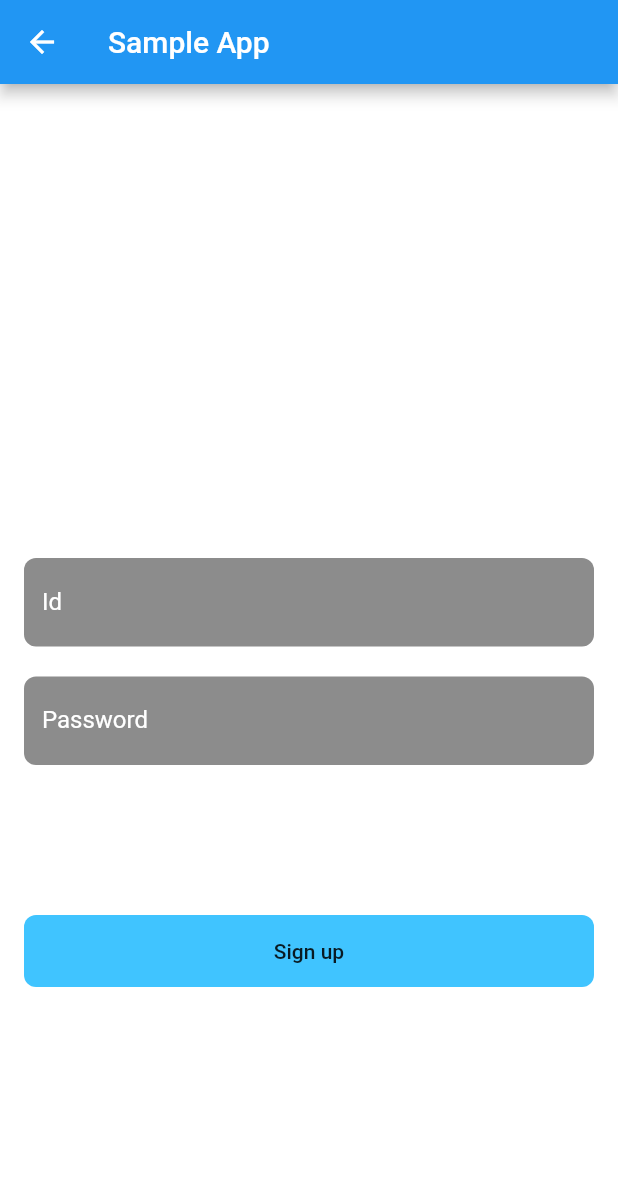
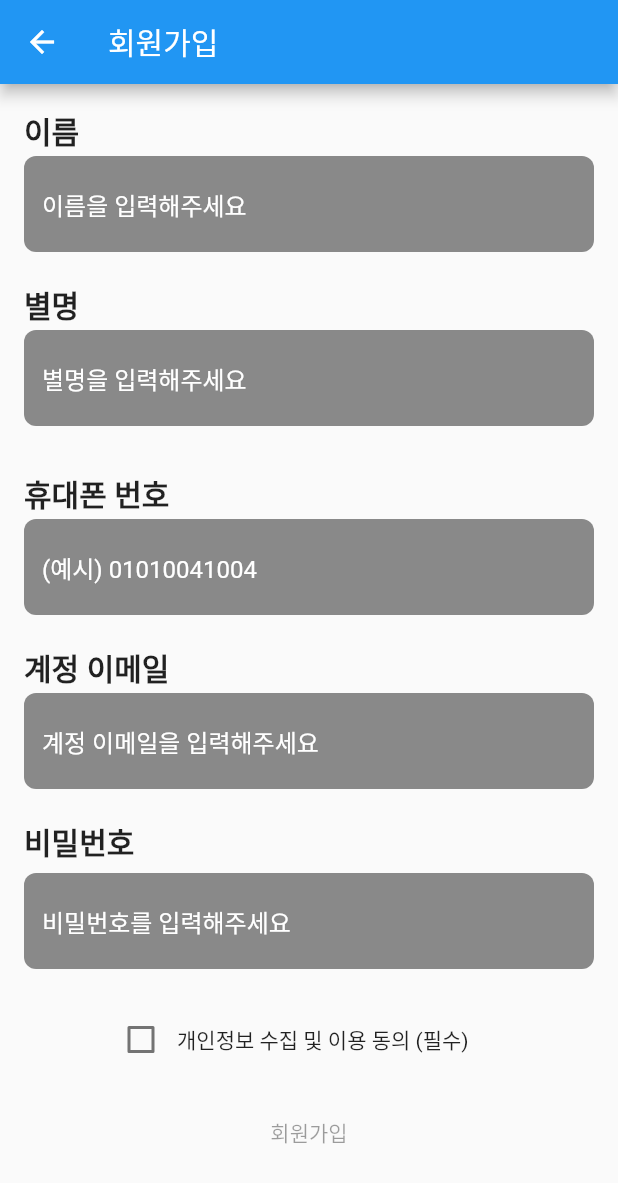
Before and after one commit to Seung-hwan285/Flutter-AR, a Flutter app: the screen it shows after launch, after a tap on "Register", on a phone screen of 412 x 824 dp. Shown: the top 1183 px of the screen. Run offline on Flutter 3.47's test engine with Material 2 defaults, Android fonts, the phone set to English and light mode, and no system bars.

Commit message:
회원가입UI

```diff
--- /dev/null
+++ b/lib/create_page.dart
@@ -0,0 +1,168 @@
+import 'package:flutter/cupertino.dart';
+import 'package:flutter/material.dart';
+
+class CreatePage extends StatefulWidget {
+  const CreatePage({Key? key}) : super(key: key);
+
+  @override
+  State<CreatePage> createState() => _CreatePageState();
+}
+
+class _CreatePageState extends State<CreatePage> {
+  final formKey = GlobalKey<FormState>();
+  bool isChecked = false;
+  bool isButtonActive = true;
+  late TextEditingController controller;
+
+  OutlineInputBorder _border = OutlineInputBorder(
+      borderRadius: BorderRadius.circular(8),
+      borderSide: BorderSide(
+          color: Colors.transparent, width: 0));
+
+  TextEditingController _nameController = TextEditingController();
+  TextEditingController _phoneNumberController = TextEditingController();
+  TextEditingController _emailController = TextEditingController();
+  TextEditingController _passwordController = TextEditingController();
+  TextEditingController _nicknameController = TextEditingController();
+
+  @override
+  void initState(){
+    super.initState();
+
+    controller = TextEditingController();
+    controller.addListener((){
+      final isButtonActive = controller.text.isNotEmpty;
+
+      setState(() => this.isButtonActive=isButtonActive);
+    });
+  }
+
+  @override
+  Widget build(BuildContext context) {
+    return Scaffold(
+      appBar: AppBar(
+        title: Text("회원가입"),
+      ),
+      body: ListView(
+        padding: EdgeInsets.all(16),
+        children: <Widget>[
+
+          Container(
+            child: Text("이름",
+              style: TextStyle(fontSize: 20, fontWeight: FontWeight.w600),),
+          ),
+          Padding(padding: EdgeInsets.all(1)),
+          _buildTextFormField("이름을 입력해주세요", _nameController),
+          Padding(padding: EdgeInsets.all(10)),
+          Container(
+            child: Text("별명",
+              style: TextStyle(fontSize: 20, fontWeight: FontWeight.w600),),
+          ),
+          Padding(padding: EdgeInsets.all(1)),
+          _buildTextFormField("별명을 입력해주세요", _nicknameController),
+          Padding(padding: EdgeInsets.all(15)),
+          Container(
+            child: Text("휴대폰 번호",
+              style: TextStyle(fontSize: 20, fontWeight: FontWeight.w600),),
+          ),
+          Padding(padding: EdgeInsets.all(1)),
+          _buildTextFormField("(예시) 01010041004", _phoneNumberController),
+          Padding(padding: EdgeInsets.all(10)),
+
+          Container(
+            child: Text("계정 이메일",
+              style: TextStyle(fontSize: 20, fontWeight: FontWeight.w600),),
+          ),
+          Padding(padding: EdgeInsets.all(1)),
+          _buildTextFormField("계정 이메일을 입력해주세요", _emailController),
+          Padding(padding: EdgeInsets.all(10)),
+
+          Container(
+            child: Text("비밀번호",
+              style: TextStyle(fontSize: 20, fontWeight: FontWeight.w600),),
+          ),
+          Padding(padding: EdgeInsets.all(1)),
+          Padding(padding: EdgeInsets.all(2)),
+          _passwordTextFormField("비밀번호를 입력해주세요", _passwordController),
+          Padding(padding: EdgeInsets.all(10)),
+
+
+          Row(
+            children: <Widget>[
+              Padding(padding: EdgeInsets.all(27)),
+              Checkbox(value: isChecked,
+                onChanged: (value){
+                  setState(()=> isChecked = value!);
+                },
+              ),
+              Text("개인정보 수집 및 이용 동의 (필수)"),
+            ],
+          ),
+          Padding(padding: EdgeInsets.all(5)),
+          FlatButton(onPressed: isChecked==true?
+                (){
+                  setState(() => isButtonActive = false);
+                  controller.clear();
+            }
+            :null
+              , child: Text("회원가입"),
+            color: Colors.lightBlueAccent,
+            height: 50,
+            shape: RoundedRectangleBorder(
+            borderRadius: BorderRadius.circular(8)
+           ),),
+        ],
+      ),
+    );
+  }
+
+  TextFormField _passwordTextFormField(String hintText,
+      TextEditingController controller) {
+    return TextFormField(
+      cursorColor: Colors.white,
+      controller: controller,
+      validator: (text) {
+        if (text == null || text.isEmpty) {
+          return "다시 확인해주세요";
+        }
+        return null;
+      },
+      style: TextStyle(color: Colors.white),
+      keyboardType: TextInputType.name,
+      obscureText: true,
+      decoration: InputDecoration(
+          hintText: hintText,
+          filled: true,
+          fillColor: Colors.black45,
+          border: _border,
+          enabledBorder: _border,
+          focusedBorder: _border,
+          hintStyle: TextStyle(color: Colors.white)),
+    );
+  }
+
+  TextFormField _buildTextFormField(String hintText,
+      TextEditingController controller) {
+    return TextFormField(
+      cursorColor: Colors.white,
+      controller: controller,
+      validator: (text) {
+        if (text == null || text.isEmpty) {
+          return "다시 확인해주세요";
+        }
+        return null;
+      },
+      //#유저가 입력하면 값을 얻어옴
+      style: TextStyle(color: Colors.white),
+      keyboardType: TextInputType.name,
+      decoration: InputDecoration(
+          hintText: hintText,
+          filled: true,
+          fillColor: Colors.black45,
+          border: _border,
+          enabledBorder: _border,
+          focusedBorder: _border,
+          hintStyle: TextStyle(color: Colors.white)),
+    );
+  }
+}
--- a/lib/create_sign.dart
+++ /dev/null
@@ -1,140 +0,0 @@
-import 'package:flutter/cupertino.dart';
-import 'package:flutter/material.dart';
-
-class CreateApp extends StatelessWidget{
-
-  static const String _title = 'Sample App';
-  Widget build(BuildContext context){
-    return Scaffold(
-
-      appBar: AppBar(title: Text(_title),),
-      body: CreateStateFul(),
-    );
-  }
-}
-
-class CreateStateFul extends StatefulWidget{
-  State<CreateStateFul> createState()=> _CreateStateFul();
-}
-
-class _CreateStateFul extends State<CreateStateFul>{
-  final formKey = new GlobalKey<FormState>();
-
-  late String _id;
-  late String _password;
-
-  TextEditingController _IdController = TextEditingController();
-  TextEditingController _passwordController = TextEditingController();
-
-  static final _cornerRadius = 8.0;
-  OutlineInputBorder _border = OutlineInputBorder(
-      borderRadius: BorderRadius.circular(_cornerRadius),
-      borderSide: BorderSide(
-          color: Colors.transparent,width: 0));
-
-  void validateAndSave() {
-    final form = formKey.currentState;
-    if (form!.validate()) {
-      form.save();
-      print('Form is valid Email: $_id, password: $_password');
-    } else {
-      print('Form is invalid Email: $_id, password: $_password');
-    }
-  }
-
-  @override
-  Widget build(BuildContext context) {
-    return new Scaffold(
-      body: new Container(
-        padding: EdgeInsets.all(16),
-        color: Colors.white,
-        child: new Form(
-          key: formKey,
-          child: new ListView(
-            reverse: true,
-            //crossAxisAlignment: CrossAxisAlignment.stretch,
-            children: <Widget>[CircleAvatar(
-              backgroundColor: Colors.white54,
-              radius: 100 ,
-
-            ),
-              SizedBox(
-                height: 16,
-              ),
-
-              _buildTextFormField("Id",_IdController),
-              SizedBox(
-                height: 20,
-              ),
-              _buildTextFormField("Password",_passwordController),
-              SizedBox(
-                height: 100,
-              ),
-
-              new FlatButton(
-                onPressed: (){},
-                color: Colors.lightBlueAccent,
-                shape: RoundedRectangleBorder(
-                    borderRadius: BorderRadius.circular(_cornerRadius)
-                ),
-                padding: EdgeInsets.all(16),
-                child: Text("Sign up"),
-
-              ),
-              SizedBox(
-                height: 100,
-              ),
-
-
-              //
-              Divider(height: 50,
-                thickness: 1,
-                color: Colors.white,
-                indent: 16,
-                endIndent: 16,),
-
-            ].reversed.toList(),
-          ),
-        ),
-      ),
-    );
-  }
-
-  TextFormField _buildTextFormField(String labelText, TextEditingController controller) {
-    return TextFormField(
-      cursorColor: Colors.white,
-      controller: controller,
-      validator: (text){
-        if(text==null||text.isEmpty){
-          return "Email can\'t be empty";
-        }
-
-        return null;
-      },
-      style: TextStyle(color: Colors.white),
-      decoration: new InputDecoration(
-        labelText: labelText,
-        filled: true,
-        fillColor: Colors.black45,
-        border: _border,
-        labelStyle: TextStyle(color: Colors.white),
-        enabledBorder: _border,
-        focusedBorder: _border,),
-
-    );
-  }
-
-  Container _buildContainer(String imagePath, onPressed) {
-    return Container(
-      width:50,
-      height: 50,
-      decoration: BoxDecoration(
-          borderRadius: BorderRadius.circular(25),
-          color: Colors.grey),
-      child: IconButton(
-          icon: ImageIcon(
-              AssetImage(imagePath)),
-          onPressed: onPressed),
-    );
-  }
-}
--- a/lib/login_page.dart
+++ b/lib/login_page.dart
@@ -1,6 +1,6 @@
 import 'package:flutter/material.dart';
 
-import 'create_sign.dart';
+import 'create_page.dart';
 
 
 class LoginPage extends StatefulWidget {
@@ -65,7 +65,7 @@ class _LoginPageState extends State<LoginPage> {
                 FlatButton(onPressed: (){
                   Navigator.push(
                       context,
-                      MaterialPageRoute(builder: (context)=>CreateApp()));
+                      MaterialPageRoute(builder: (context)=>CreatePage()));
                 },
                     child: Text(
                       "Register",style: TextStyle(fontSize: 18,
```
